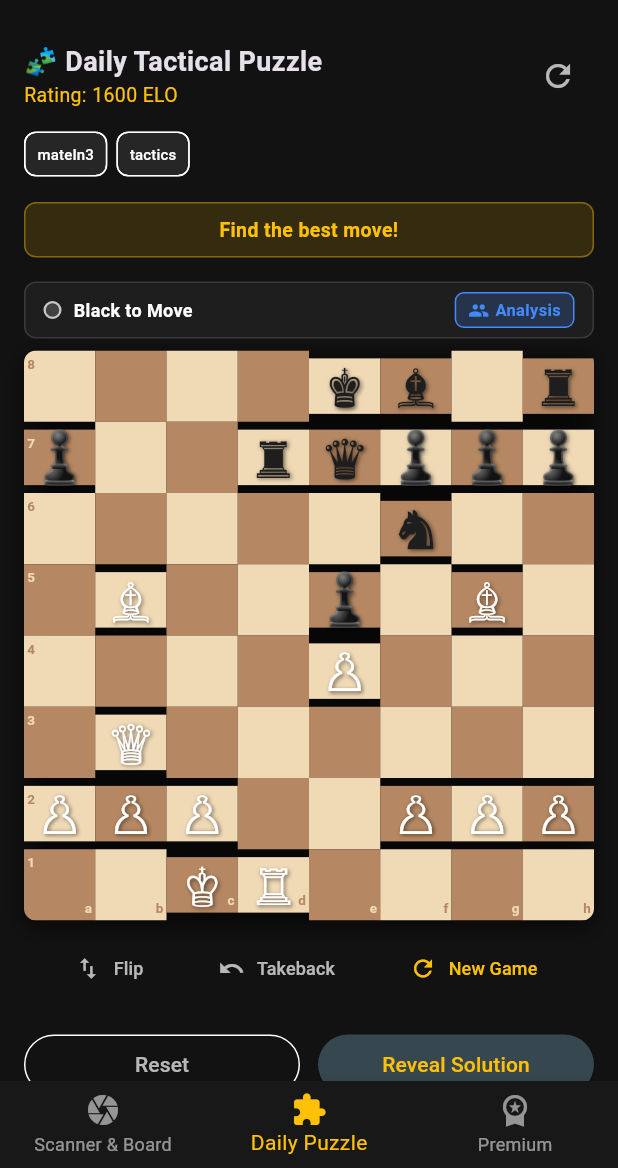
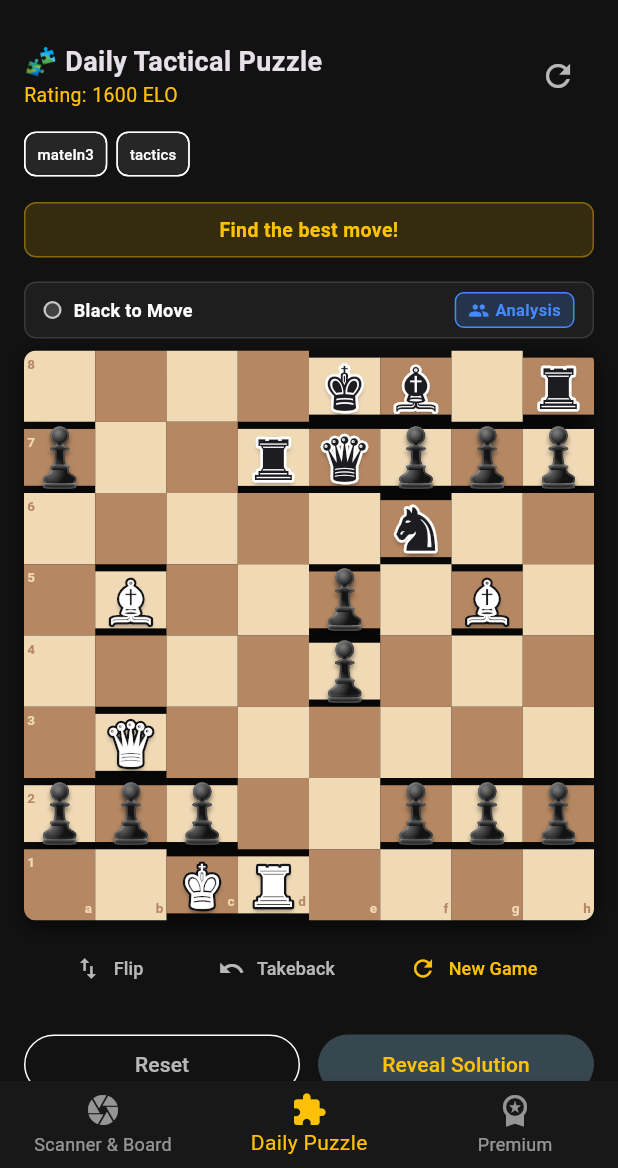
Before and after one commit to HG-programer/chess-scanner-app, a Flutter app: the screen it shows after launch, item 2 of the bottom bar chosen, on a phone screen of 412 x 824 dp, the part 68-1236 px from its top. Run offline on Flutter 3.47's test engine with Material 3 defaults, Android fonts, the phone set to English and light mode, and no system bars; our stand-ins replace camera, in_app_review, shared_preferences; missing offline and left inert: chess; accounts and stored records are empty; network calls fail.

Commit message:
feat(ui/engine): add high-contrast tournament chess pieces and intelligent ChessEngineService with Alpha-Beta and Lichess Cloud API

```diff
--- /dev/null
+++ b/mobile_app/lib/ui/chess_piece_widget.dart
@@ -0,0 +1,112 @@
+import 'package:flutter/material.dart';
+
+/// Tournament-grade Chess Piece Widget that renders solid, filled, high-contrast
+/// pieces with dual-stroke outlines and drop shadows, ensuring flawless visibility
+/// on both light and dark squares without relying on external image asset bundles.
+class ChessPieceWidget extends StatelessWidget {
+  final String pieceChar; // e.g. 'P', 'p', 'N', 'n', etc.
+  final double size;
+  final bool isDragging;
+
+  const ChessPieceWidget({
+    Key? key,
+    required this.pieceChar,
+    this.size = 38.0,
+    this.isDragging = false,
+  }) : super(key: key);
+
+  // Always use solid silhouette glyphs for consistent, filled piece anatomy
+  static const Map<String, String> _solidGlyphs = {
+    'k': '♚',
+    'q': '♛',
+    'r': '♜',
+    'b': '♝',
+    'n': '♞',
+    'p': '♟',
+  };
+
+  @override
+  Widget build(BuildContext context) {
+    final isWhite = pieceChar == pieceChar.toUpperCase();
+    final lower = pieceChar.toLowerCase();
+    final glyph = _solidGlyphs[lower] ?? pieceChar;
+
+    // Palette:
+    // White pieces: Pure porcelain white with dark charcoal outline
+    // Black pieces: Rich obsidian charcoal with crisp pearl white outline
+    final fillColor = isWhite ? const Color(0xFFFFFFFF) : const Color(0xFF1C1C21);
+    final strokeColor = isWhite ? const Color(0xFF141416) : const Color(0xFFFFFFFF);
+    final strokeWidth = size * 0.085; // Proportional outline thickness
+
+    return FittedBox(
+      fit: BoxFit.contain,
+      child: Stack(
+        alignment: Alignment.center,
+        children: [
+          // 1. Soft Ambient Depth Shadow
+          Text(
+            glyph,
+            style: TextStyle(
+              fontSize: size,
+              height: 1.0,
+              fontFamily: 'sans-serif',
+              color: Colors.transparent,
+              shadows: [
+                Shadow(
+                  blurRadius: isDragging ? 10.0 : 4.0,
+                  color: Colors.black.withOpacity(isDragging ? 0.75 : 0.5),
+                  offset: Offset(0, isDragging ? 6.0 : 2.5),
+                ),
+              ],
+            ),
+          ),
+
+          // 2. Crisp Outer Stroke / Border (Guarantees contrast on all board squares)
+          Text(
+            glyph,
+            style: TextStyle(
+              fontSize: size,
+              height: 1.0,
+              fontFamily: 'sans-serif',
+              foreground: Paint()
+                ..style = PaintingStyle.stroke
+                ..strokeWidth = strokeWidth
+                ..strokeCap = StrokeCap.round
+                ..strokeJoin = StrokeJoin.round
+                ..color = strokeColor,
+            ),
+          ),
+
+          // 3. Solid Opaque Body Fill
+          Text(
+            glyph,
+            style: TextStyle(
+              fontSize: size,
+              height: 1.0,
+              fontFamily: 'sans-serif',
+              color: fillColor,
+            ),
+          ),
+
+          // 4. Subtle Inner Specular Highlight for White pieces (3D Porcelain Finish)
+          if (isWhite)
+            Positioned(
+              top: 1,
+              child: Opacity(
+                opacity: 0.25,
+                child: Text(
+                  glyph,
+                  style: TextStyle(
+                    fontSize: size * 0.94,
+                    height: 1.0,
+                    fontFamily: 'sans-serif',
+                    color: Colors.white,
+                  ),
+                ),
+              ),
+            ),
+        ],
+      ),
+    );
+  }
+}
--- a/mobile_app/lib/ui/interactive_chessboard.dart
+++ b/mobile_app/lib/ui/interactive_chessboard.dart
@@ -1,6 +1,7 @@
 import 'dart:math' as math;
 import 'package:flutter/material.dart';
 import 'package:chess/chess.dart' as chess_logic;
+import 'chess_piece_widget.dart';
 
 /// Interactive 8x8 Chessboard supporting Drag & Drop, Tap to Move,
 /// legal move dots, check indicator, takeback, board flip, and AI best-move arrow.
@@ -44,12 +45,6 @@ class _InteractiveChessboardState extends State<InteractiveChessboard> {
   String? _selectedSquare;
   List<String> _legalDestinations = [];
   late chess_logic.Chess _chess;
-
-  // Unicode Chess Glyphs
-  final Map<String, String> _glyphs = {
-    'K': '♔', 'Q': '♕', 'R': '♖', 'B': '♗', 'N': '♘', 'P': '♙',
-    'k': '♚', 'q': '♛', 'r': '♜', 'b': '♝', 'n': '♞', 'p': '♟'
-  };
 
   @override
   void initState() {
@@ -417,27 +412,23 @@ class _InteractiveChessboardState extends State<InteractiveChessboard> {
                                               },
                                               feedback: Material(
                                                 color: Colors.transparent,
-                                                child: Text(
-                                                  _glyphs[pieceChar] ?? pieceChar,
-                                                  style: TextStyle(
-                                                    fontSize: 44,
-                                                    height: 1.0,
-                                                    color: isWhitePiece ? Colors.white : const Color(0xFF1E1E1E),
-                                                    shadows: [
-                                                      Shadow(
-                                                        blurRadius: 8.0,
-                                                        color: Colors.black.withOpacity(0.8),
-                                                        offset: const Offset(2, 4),
-                                                      ),
-                                                    ],
-                                                  ),
+                                                child: ChessPieceWidget(
+                                                  pieceChar: pieceChar,
+                                                  size: 50,
+                                                  isDragging: true,
                                                 ),
                                               ),
                                               childWhenDragging: Opacity(
-                                                opacity: 0.3,
-                                                child: _buildPieceText(pieceChar, isWhitePiece),
+                                                opacity: 0.25,
+                                                child: ChessPieceWidget(
+                                                  pieceChar: pieceChar,
+                                                  size: 38,
+                                                ),
                                               ),
-                                              child: _buildPieceText(pieceChar, isWhitePiece),
+                                              child: ChessPieceWidget(
+                                                pieceChar: pieceChar,
+                                                size: 38,
+                                              ),
                                             ),
                                         ],
                                       ),
@@ -492,24 +483,6 @@ class _InteractiveChessboardState extends State<InteractiveChessboard> {
           ],
         ),
       ],
-    );
-  }
-
-  Widget _buildPieceText(String pieceChar, bool isWhitePiece) {
-    return Text(
-      _glyphs[pieceChar] ?? pieceChar,
-      style: TextStyle(
-        fontSize: 34,
-        height: 1.1,
-        color: isWhitePiece ? Colors.white : const Color(0xFF1E1E1E),
-        shadows: [
-          Shadow(
-            blurRadius: 3.0,
-            color: Colors.black.withOpacity(0.6),
-            offset: const Offset(1, 1),
-          ),
-        ],
-      ),
     );
   }
 }
```
Also changed, not shown: mobile_app/lib/main.dart (+32 -48 lines), mobile_app/lib/services/chess_engine_service.dart (added, +399 -0 lines).
